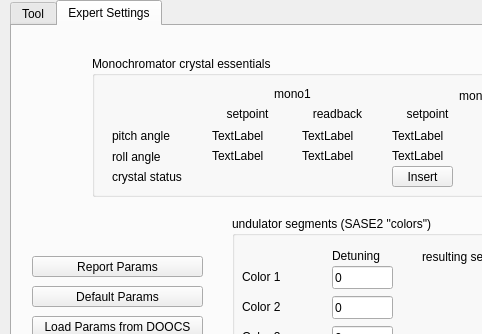
This is hxrss_main_window.ui in marcguetg/hxrss as Qt 5 draws it before an edit; both pictures show x 0 to 482 and y 0 to 334 of the 800 by 600 pixel window. The edited form follows.
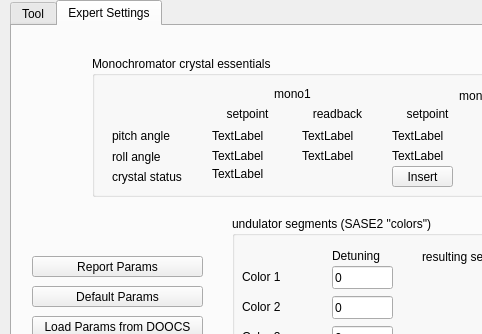
This is the edited form. The open tabs and pages were chosen to show the change.

The edit to the form file:
```diff
--- a/hxrss_main_window.ui
+++ b/hxrss_main_window.ui
@@ -547,6 +547,19 @@
         <string>crystal status</string>
        </property>
       </widget>
+      <widget class="QLabel" name="mono2_crystal_inserted_display">
+       <property name="geometry">
+        <rect>
+         <x>120</x>
+         <y>110</y>
+         <width>60</width>
+         <height>16</height>
+        </rect>
+       </property>
+       <property name="text">
+        <string>TextLabel</string>
+       </property>
+      </widget>
      </widget>
      <widget class="QGroupBox" name="groupBox_2">
       <property name="geometry">
```
